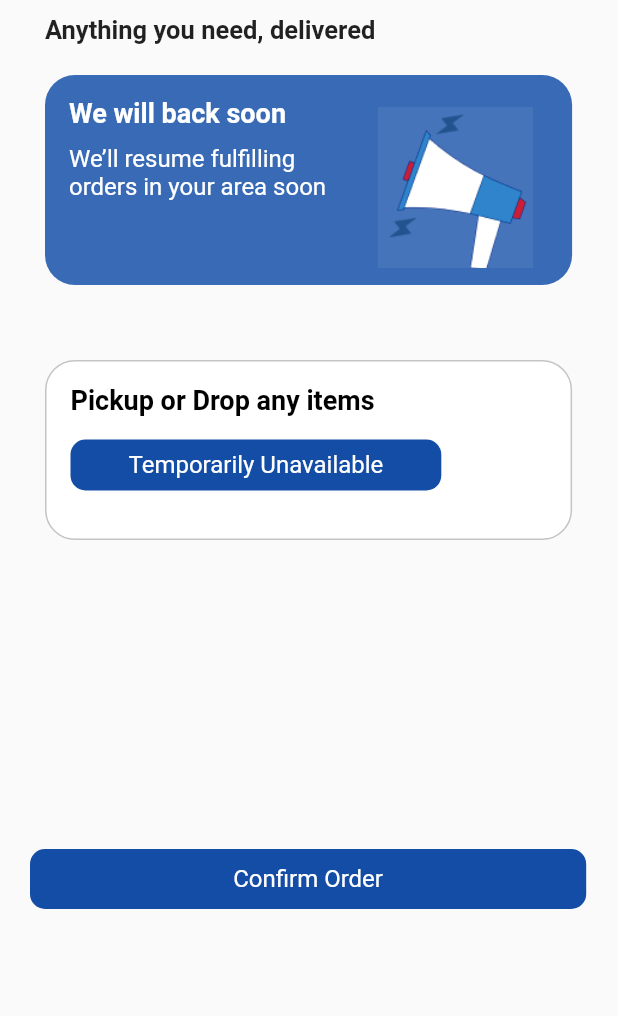
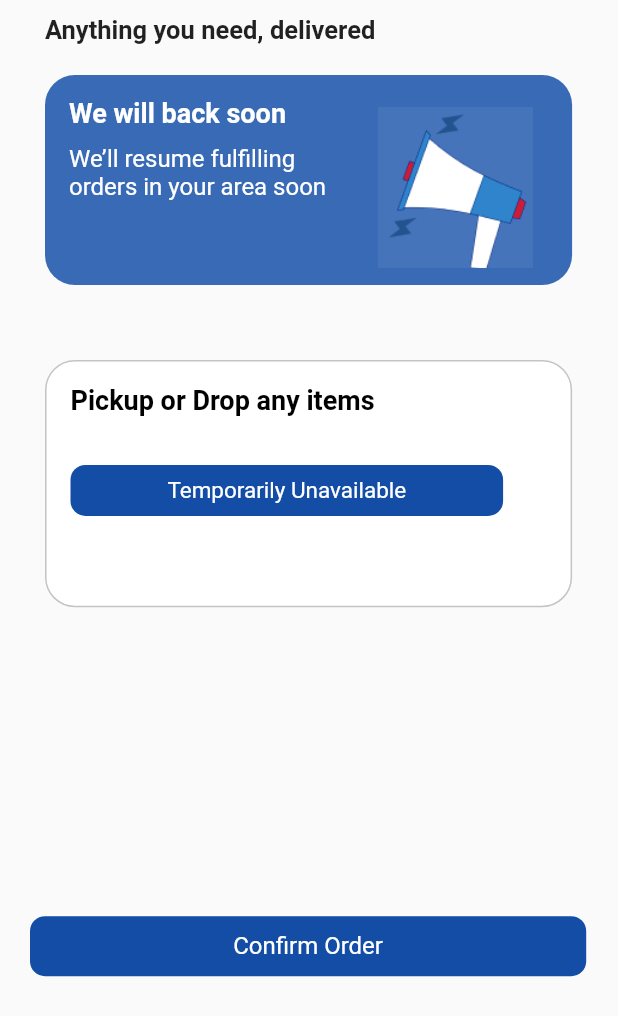
Before and after one commit to goyalnishant27/customer-app, a Flutter app: the CourierScreen widget shown alone on an empty page, opened directly, on a phone screen of 412 x 824 dp. Shown: the top 1016 px of the screen. Run offline on Flutter 3.47's test engine with Material 2 defaults, Android fonts, the phone set to English and light mode, and no system bars; our stand-ins replace animated_splash_screen, carousel_slider, dotted_line, flutter_screenutil, get, pin_code_fields and 3 more; missing offline and left inert: flutter_webview_plugin; accounts and stored records are empty; network calls fail; project files that could hold a hidden picture were left out.

Commit message:
made ui changes

```diff
--- a/lib/welcome/components/courier_screen.dart
+++ b/lib/welcome/components/courier_screen.dart
@@ -41,7 +41,7 @@ class CourierScreen extends StatelessWidget {
           ),
           SizedBox(height: 40,),
           Container(
-            height: 120,
+            height: MediaQuery.of(context).size.height * 0.2,
             width: MediaQuery.of(context).size.width * 1.0,
             margin: EdgeInsets.only(left: 10, right: MediaQuery.of(context).size.width * 0.05, top: 10),
             decoration: BoxDecoration(borderRadius: BorderRadius.circular(20.0), color: Colors.white, border: Border.all(color: Color(0xFFC4C4C4), width: 1)),
@@ -51,10 +51,10 @@ class CourierScreen extends StatelessWidget {
                 crossAxisAlignment: CrossAxisAlignment.start,
                 children: [
                 Container(width: MediaQuery.of(context).size.width * 0.6, child: Text("Pickup or Drop any items", maxLines: 3, style: TextStyle(color: Colors.black, fontSize: 18.0, fontWeight: FontWeight.bold),)),
-                SizedBox(height: 16,),
+                SizedBox(height: MediaQuery.of(context).size.height * 0.04,),
                 Container(
-                  width: MediaQuery.of(context).size.width * 0.6,
-                  child: Container(height: 34, width: MediaQuery.of(context).size.width * 0.4, decoration: BoxDecoration(color: Color(0xFF134DA5), borderRadius: BorderRadius.circular(10)), child: Center(child: Text("Temporarily Unavailable", style: TextStyle(fontSize: 16.0, color: Colors.white),)))
+                  width: MediaQuery.of(context).size.width * 0.7,
+                  child: Container(height: 34, width: MediaQuery.of(context).size.width * 0.7, decoration: BoxDecoration(color: Color(0xFF134DA5), borderRadius: BorderRadius.circular(10)), child: Center(child: Text("Temporarily Unavailable", style: TextStyle(fontSize: 15.0, color: Colors.white),)))
                   // ElevatedButton(onPressed: (){
 
                   //                   // Navigator.pop(context);
--- a/lib/welcome/components/offers_screen.dart
+++ b/lib/welcome/components/offers_screen.dart
@@ -8,7 +8,7 @@ class OffersScreen extends StatelessWidget {
     return Container(
       child: Column(children: [
         Container(
-          height: 200,
+          height: MediaQuery.of(context).size.height * 0.3,
           width: MediaQuery.of(context).size.width * 1.0,
           margin: EdgeInsets.only(left: 10, right: MediaQuery.of(context).size.width * 0.1, top: 10),
           decoration: BoxDecoration(borderRadius: BorderRadius.circular(20.0), color: Color(0xFFCADFFF)),
@@ -18,9 +18,9 @@ class OffersScreen extends StatelessWidget {
               crossAxisAlignment: CrossAxisAlignment.start,
               children: [
               Container(width: MediaQuery.of(context).size.width * 0.6, child: Text("We are working hard to get you best offers directly from store.", maxLines: 3, style: TextStyle(color: Color(0xFF134DA5), fontSize: 18.0, fontWeight: FontWeight.bold),)),
-              SizedBox(height: 10,),
+              SizedBox(height: MediaQuery.of(context).size.height * 0.025,),
               Container(width: MediaQuery.of(context).size.width * 0.5, child: Text("You can still order directly from the stores and check ongoing coupons", maxLines: 3, style: TextStyle(color: Color(0xFF134DA5), fontSize: 16.0, fontWeight: FontWeight.normal))),
-              SizedBox(height: 10,),
+              SizedBox(height: MediaQuery.of(context).size.height * 0.025,),
               Container(height: 30, width: MediaQuery.of(context).size.width * 0.4, decoration: BoxDecoration(color: Color(0xFF134DA5), borderRadius: BorderRadius.circular(10)), child: Center(child: Text("See Local Stores", style: TextStyle(fontSize: 16.0, color: Colors.white),)))
             ]),
           ),
```
Also changed, not shown: 1 other file.
